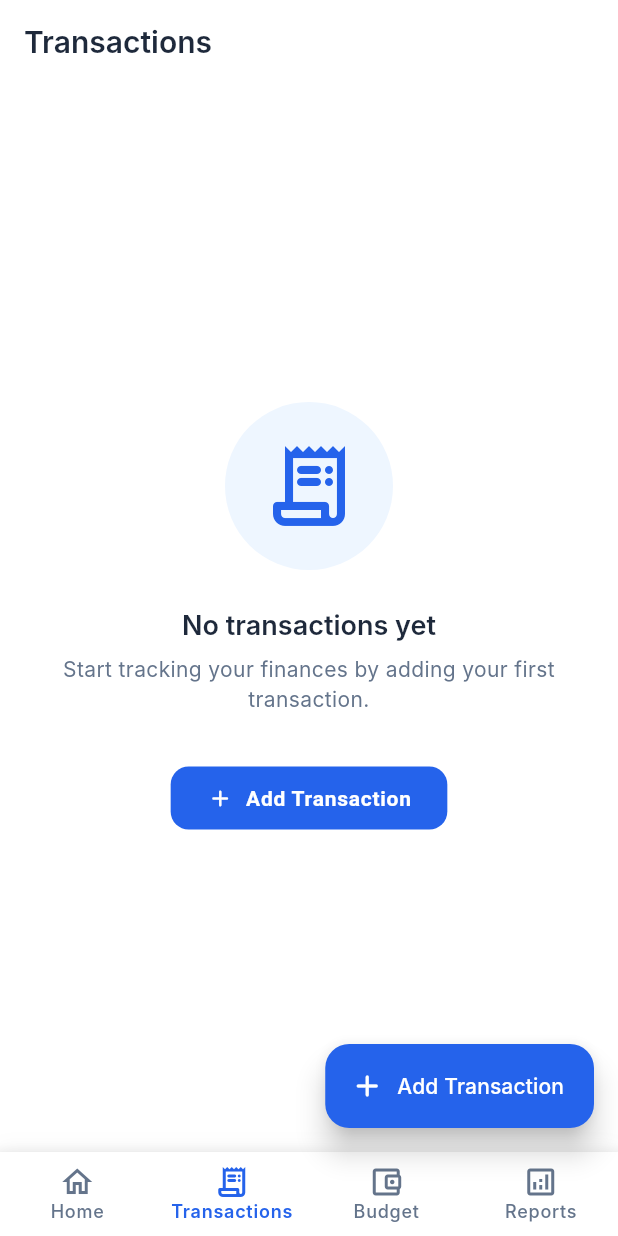
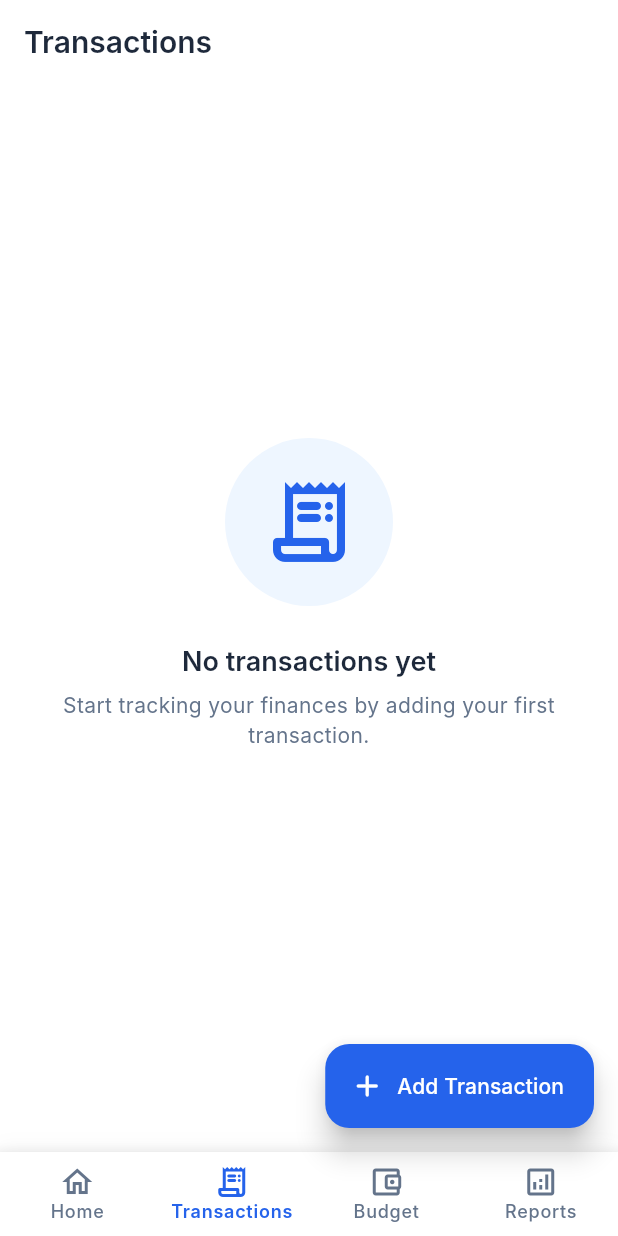
Before and after one commit to Dilshan189/financetrakerapp, a Flutter app: the screen it shows once a user with an empty profile is signed in, item 2 of the bottom bar chosen, on a phone screen of 412 x 824 dp. Run offline on Flutter 3.47's test engine with Material 3 defaults, Android fonts, the phone set to English and light mode, and no system bars; our stand-ins replace cloud_firestore, firebase_auth, firebase_core, get; accounts and stored records are empty; Roboto replaces fonts that are missing (Inter).

Commit message:
Refactor: Remove redundant "Add Transaction" button from empty state
The `TransactionsScreen` already has a Floating Action Button for adding transactions, making the button in the "No Transactions Found" message redundant. This commit removes the redundant button.

```diff
--- a/lib/screens/transactions_screen.dart
+++ b/lib/screens/transactions_screen.dart
@@ -419,14 +419,7 @@ class _EmptyTransactionsView extends StatelessWidget {
               textAlign: TextAlign.center,
             ),
             const SizedBox(height: 32),
-            ElevatedButton.icon(
-              onPressed: () {
-                // This would trigger the add transaction flow
-                // Ideally this should be a callback to the parent
-              },
-              icon: const Icon(Icons.add_rounded),
-              label: const Text('Add Transaction'),
-            ),
+
           ],
         ),
       ),
```
